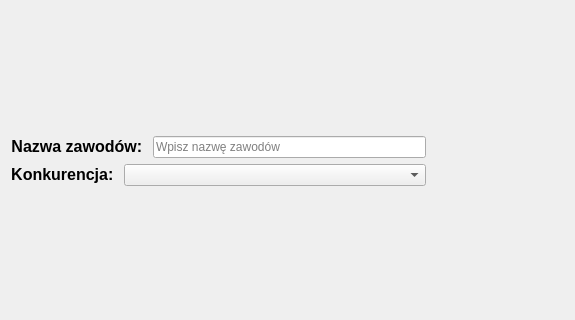
The window that Ui_Files/NoweZawodyDialog.ui (Verter18328/SOKs_LOK) describes before a commit, drawn with Qt 5; both pictures show x 0 to 575 and y 187 to 507 of the 863 by 689 pixel window.
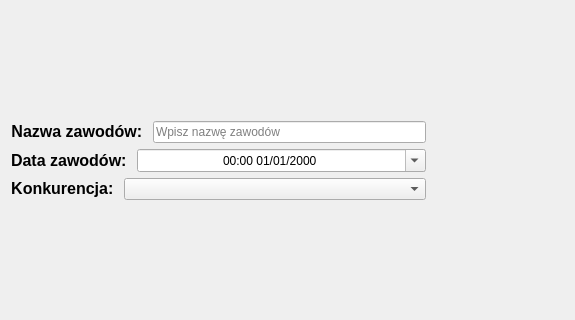
The same window after the commit.

Commit message: Add new event creation with datetime & DB hooks

```diff
--- a/Ui_Files/NoweZawodyDialog.ui
+++ b/Ui_Files/NoweZawodyDialog.ui
@@ -20,7 +20,7 @@
    <string>Dialog</string>
   </property>
   <layout class="QGridLayout" name="gridLayout">
-   <item row="17" column="2">
+   <item row="22" column="2">
     <widget class="QDialogButtonBox" name="buttonBox">
      <property name="orientation">
       <enum>Qt::Orientation::Horizontal</enum>
@@ -30,19 +30,6 @@
      </property>
     </widget>
    </item>
-   <item row="16" column="2">
-    <spacer name="verticalSpacer_2">
-     <property name="orientation">
-      <enum>Qt::Orientation::Vertical</enum>
-     </property>
-     <property name="sizeHint" stdset="0">
-      <size>
-       <width>20</width>
-       <height>40</height>
-      </size>
-     </property>
-    </spacer>
-   </item>
    <item row="1" column="0" colspan="3">
     <widget class="QLabel" name="label_2">
      <property name="sizePolicy">
@@ -56,19 +43,6 @@
      </property>
     </widget>
    </item>
-   <item row="7" column="0">
-    <spacer name="verticalSpacer">
-     <property name="orientation">
-      <enum>Qt::Orientation::Vertical</enum>
-     </property>
-     <property name="sizeHint" stdset="0">
-      <size>
-       <width>20</width>
-       <height>40</height>
-      </size>
-     </property>
-    </spacer>
-   </item>
    <item row="8" column="0">
     <layout class="QVBoxLayout" name="inputs_layout">
      <item>
@@ -95,6 +69,52 @@
        </item>
       </layout>
      </item>
+     <item>
+      <layout class="QHBoxLayout" name="horizontalLayout_2">
+       <item>
+        <widget class="QLabel" name="label_3">
+         <property name="text">
+          <string>&lt;html&gt;&lt;head/&gt;&lt;body&gt;&lt;p align=&quot;center&quot;&gt;&lt;span style=&quot; font-size:12pt; font-weight:700;&quot;&gt;Data zawodów: &lt;/span&gt;&lt;/p&gt;&lt;/body&gt;&lt;/html&gt;</string>
+         </property>
+        </widget>
+       </item>
+       <item>
+        <widget class="QDateTimeEdit" name="dateTime_input">
+         <property name="sizePolicy">
+          <sizepolicy hsizetype="Expanding" vsizetype="Fixed">
+           <horstretch>0</horstretch>
+           <verstretch>0</verstretch>
+          </sizepolicy>
+         </property>
+         <property name="frame">
+          <bool>true</bool>
+         </property>
+         <property name="alignment">
+          <set>Qt::AlignmentFlag::AlignCenter</set>
+         </property>
+         <property name="buttonSymbols">
+          <enum>QAbstractSpinBox::ButtonSymbols::NoButtons</enum>
+         </property>
+         <property name="dateTime">
+          <datetime>
+           <hour>0</hour>
+           <minute>0</minute>
+           <second>0</second>
+           <year>2000</year>
+           <month>1</month>
+           <day>1</day>
+          </datetime>
+         </property>
+         <property name="displayFormat">
+          <string>HH:mm dd/MM/yyyy </string>
+         </property>
+         <property name="calendarPopup">
+          <bool>true</bool>
+         </property>
+        </widget>
+       </item>
+      </layout>
+     </item>
      <item>
       <layout class="QHBoxLayout" name="konkurencja_layout1">
        <item>
@@ -118,6 +138,32 @@
      </item>
     </layout>
    </item>
+   <item row="7" column="0">
+    <spacer name="verticalSpacer">
+     <property name="orientation">
+      <enum>Qt::Orientation::Vertical</enum>
+     </property>
+     <property name="sizeHint" stdset="0">
+      <size>
+       <width>20</width>
+       <height>40</height>
+      </size>
+     </property>
+    </spacer>
+   </item>
+   <item row="21" column="2">
+    <spacer name="verticalSpacer_2">
+     <property name="orientation">
+      <enum>Qt::Orientation::Vertical</enum>
+     </property>
+     <property name="sizeHint" stdset="0">
+      <size>
+       <width>20</width>
+       <height>40</height>
+      </size>
+     </property>
+    </spacer>
+   </item>
   </layout>
  </widget>
  <resources/>
```
The commit also changes 14 other files.
